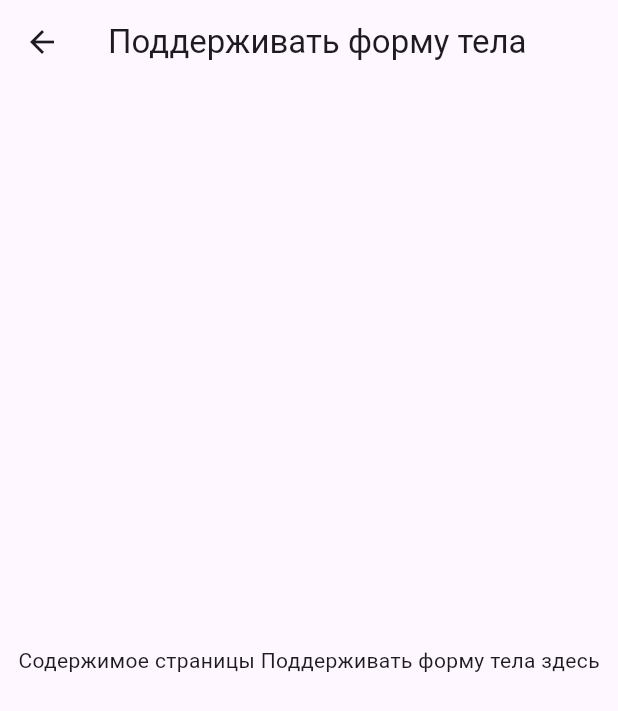
After one commit to DmItttrY/fitzone, a Flutter app: the screen it shows after launch, after a tap on "Поддерживать форму тела", on a phone screen of 412 x 824 dp. The commit adds this screen. Shown: the top 711 px of the screen. Run offline on Flutter 3.47's test engine with Material 3 defaults, Android fonts, the phone set to English and light mode, and no system bars.

Commit message:
CategoryTempl

```diff
--- /dev/null
+++ b/lib/category_template.dart
@@ -0,0 +1,19 @@
+import 'package:flutter/material.dart';
+
+class PageTemplate extends StatelessWidget {
+  final String title;
+
+  const PageTemplate({Key? key, required this.title}) : super(key: key);
+
+  @override
+  Widget build(BuildContext context) {
+    return Scaffold(
+      appBar: AppBar(
+        title: Text(title),
+      ),
+      body: Center(
+        child: Text('Содержимое страницы $title здесь'),
+      ),
+    );
+  }
+}
--- a/lib/main.dart
+++ b/lib/main.dart
@@ -1,4 +1,7 @@
+// Ваш основной файл
+
 import 'package:flutter/material.dart';
+import 'category_template.dart'; // Импорт вашего шаблона страницы
 
 void main() => runApp(MyApp());
 
@@ -14,6 +17,7 @@ class MyApp extends StatelessWidget {
                 child: OptionTile(
                   title: 'Поддерживать форму тела',
                   imageAsset: 'assets/fit.png',
+                  nextPage: PageTemplate(title: 'Поддерживать форму тела'), // Передача данных о следующей странице
                 ),
               ),
               Spacer(),
@@ -21,6 +25,7 @@ class MyApp extends StatelessWidget {
                 child: OptionTile(
                   title: 'Реабилитация',
                   imageAsset: 'assets/rehab.png',
+                  nextPage: PageTemplate(title: 'Реабилитация'), // Передача данных о следующей странице
                 ),
               ),
               Spacer(),
@@ -28,6 +33,7 @@ class MyApp extends StatelessWidget {
                 child: OptionTile(
                   title: 'Физиотерапия',
                   imageAsset: 'assets/physio.png',
+                  nextPage: PageTemplate(title: 'Физиотерапия'), // Передача данных о следующей странице
                 ),
               ),
               SizedBox(height: 16),
@@ -43,15 +49,24 @@ class MyApp extends StatelessWidget {
 class OptionTile extends StatelessWidget {
   final String title;
   final String imageAsset;
+  final Widget nextPage; // Добавлено поле для хранения следующей страницы
 
   const OptionTile({
     required this.title,
     required this.imageAsset,
+    required this.nextPage, // Обновленный конструктор
   });
 
   @override
   Widget build(BuildContext context) {
-    return Container(
+    return GestureDetector( // Замена ListTile на GestureDetector для обработки нажатий
+      onTap: () {
+        Navigator.push( // Используйте Navigator для открытия новой страницы
+          context,
+          MaterialPageRoute(builder: (context) => nextPage),
+        );
+      },
+      child: Container(
         margin: EdgeInsets.symmetric(horizontal: 20.0),
         decoration: BoxDecoration(
           color: Colors.teal[100],
@@ -70,6 +85,7 @@ class OptionTile extends StatelessWidget {
               title,
               textAlign: TextAlign.center,
               style: TextStyle(color: Colors.white, fontSize: 24),
+            ),
           ),
         ),
       ),
```
Lines whose indentation alone changed are shown as unchanged.
